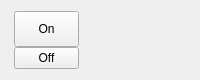
This is widgets/mpod_on_off.ui in pcdshub/ecs-pydm-ui as Qt 5 draws it before an edit. The edited form follows.
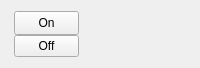
This is the edited form. Custom widgets are drawn as their Qt base class.

What changed in the file:
```diff
--- a/widgets/mpod_on_off.ui
+++ b/widgets/mpod_on_off.ui
@@ -7,7 +7,7 @@
     <x>0</x>
     <y>0</y>
     <width>200</width>
-    <height>80</height>
+    <height>68</height>
    </rect>
   </property>
   <property name="minimumSize">
```
